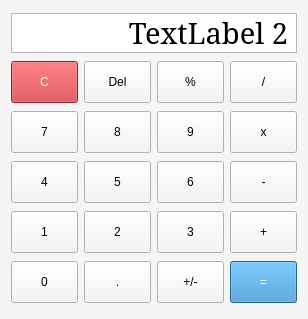
vpapadopou/qt-simple-calculator, file mainwindow.ui: the form before one commit.
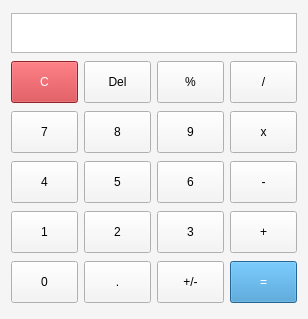
The form after the commit.

What changed in the file:
```diff
--- a/mainwindow.ui
+++ b/mainwindow.ui
@@ -71,7 +71,7 @@
 background-color: #fff;</string>
       </property>
       <property name="text">
-       <string>TextLabel 2</string>
+       <string/>
       </property>
       <property name="alignment">
        <set>Qt::AlignRight|Qt::AlignTrailing|Qt::AlignVCenter</set>
```
